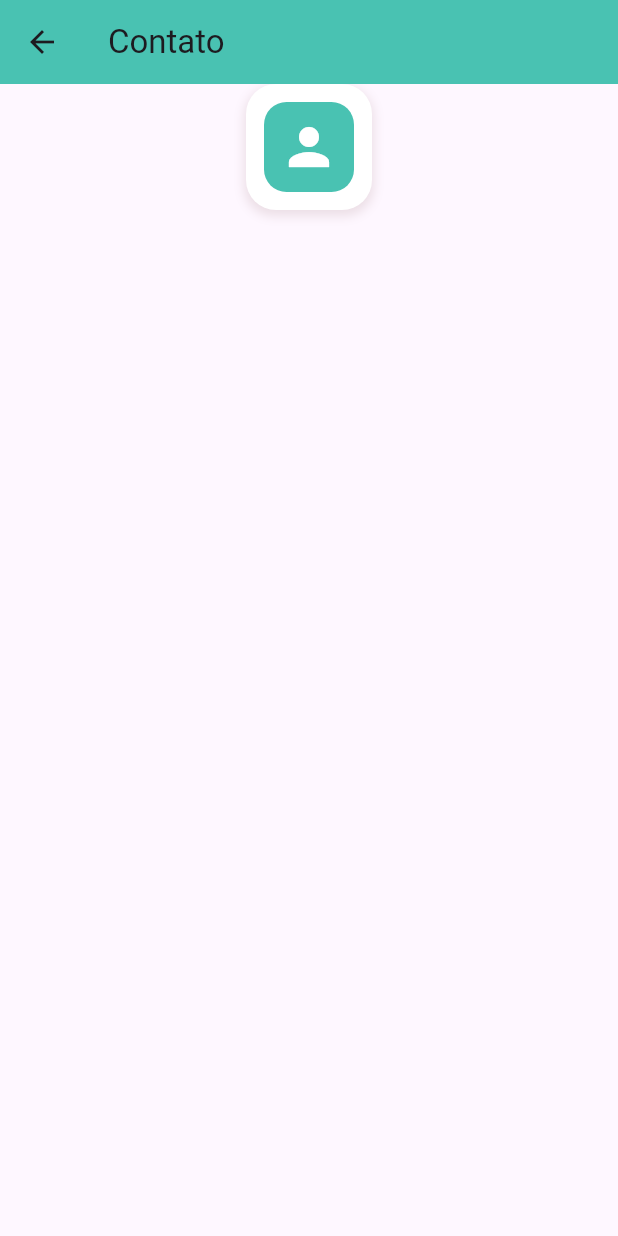
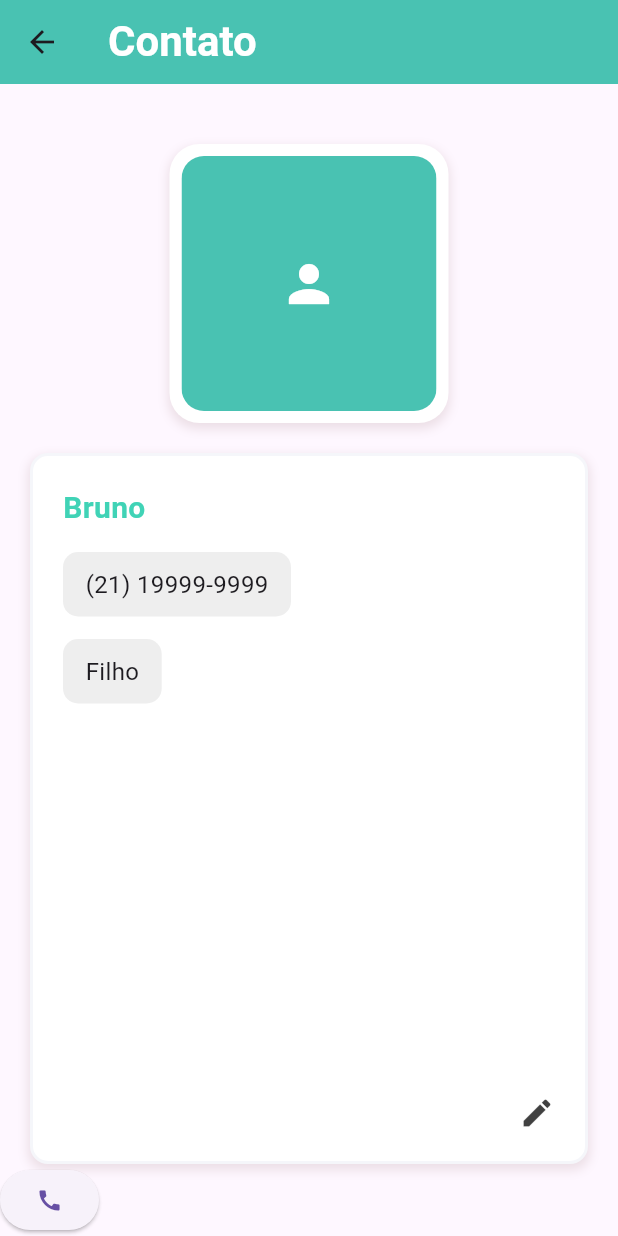
Before and after one commit to PEDROisaias/ProjetoFlutter, a Flutter app: the screen it shows after launch, after a tap on "Bruno", on a phone screen of 412 x 824 dp. Run offline on Flutter 3.47's test engine with Material 3 defaults, Android fonts, the phone set to English and light mode, and no system bars; network calls fail; Roboto replaces fonts that are missing (Montserrat, Quicksand).

Commit message:
adicionando botoes de acao na tela detalhes contato

```diff
--- a/aurelia_app/lib/data/model/Contato.dart
+++ b/aurelia_app/lib/data/model/Contato.dart
@@ -2,9 +2,10 @@
 class Contato {
   final String nome;
   final String relacao;
+  final String telefone;
   // A URL da imagem é opcional (`?` indica que pode ser nula).
   final String? urlImage;
 
 // Construtor da classe.
-  Contato({required this.nome, required this.relacao, this.urlImage});
+  Contato( {required this.telefone, required this.nome, required this.relacao, this.urlImage});
 }
--- a/aurelia_app/lib/ui/view/TelaContatos.dart
+++ b/aurelia_app/lib/ui/view/TelaContatos.dart
@@ -28,13 +28,14 @@ class TelaContatosState extends State<TelaContatos> {
 
     // Scaffold é a estrutura padrão da tela que já vem com alguns widgets
     // básicos como AppBar, FloatingActionButton, etc.
-    return Scaffold(
+    return SafeArea(
+      child: Scaffold(
         backgroundColor: const Color(0xFFF0F2F5), // Cor de fundo da tela.
 
         // Define que o corpo da tela será uma coluna vertical.
         body: Column(
           children: [
-          _buildHeader(), // Chama o método para construir o cabeçalho.
+            buildHeader(), // Chama o método para construir o cabeçalho.
             // O Expanded faz com que o ListView ocupe todo o espaço restante
             // na coluna, abaixo do cabeçalho.
             Expanded(
@@ -59,15 +60,16 @@ class TelaContatosState extends State<TelaContatos> {
           backgroundColor: const Color(0xFF49C2B2),
           child: const Icon(Icons.psychology, color: Colors.white),
         ),
+      ),
     );
   }
 
   // Widget para construir o cabeçalho.
-  Widget _buildHeader() {
+  Widget buildHeader() {
     // Adiciona preenchimento interno
     return Container(
       // Construção do cabeçalho. Define a cor de fundo e o raio dos cantos inferiores.
-      padding: const EdgeInsets.only(top: 50, bottom: 20, left: 20, right: 20),
+      padding: const EdgeInsets.only(top: 25, bottom: 20, left: 20, right: 20),
       decoration: const BoxDecoration(
         color: Color(0xFF49C2B2),
         borderRadius: BorderRadius.only(
--- a/aurelia_app/lib/ui/view/TelaDetalhesContato.dart
+++ b/aurelia_app/lib/ui/view/TelaDetalhesContato.dart
@@ -1,28 +1,78 @@
 // ignore: file_names
+import 'dart:collection';
+
 import 'package:aurelia_app/data/model/Contato.dart';
 import 'package:flutter/material.dart';
 
 // Este widget não tem estado mutável, então é um StatelessWidget.
 class Teladetalhescontato extends StatelessWidget {
-  // A propriedade `contato` é obrigatória para a construção deste widget.
+  // A propriedade `contato` é obrigatória, garantindo que a tela sempre
+  // receba um objeto Contato para exibir.
   final Contato contato;
 
   const Teladetalhescontato({super.key, required this.contato});
 
   @override
   Widget build(BuildContext context) {
+    // Scaffold fornece a estrutura visual básica da tela.
     return Scaffold(
       // AppBar é a barra de título na parte superior da tela.
       appBar: AppBar(
         title: Text('Contato'),
+         // Define a fonte, tamanho e peso do texto do título.
+        titleTextStyle: TextStyle(
+          fontFamily: 'Quicksand',
+          fontSize: 28,
+          fontWeight: FontWeight.bold,
+        ),
+        // Define a cor da barra de título.
         backgroundColor: const Color(0xFF49C2B2),
       ),
-      body: Row(
+
+       // O corpo da tela é uma coluna que organiza os widgets verticalmente.
+      // Toda essa parte é da foto do contato
+      body: Column(
         // Centraliza os widgets horizontalmente.
-        mainAxisAlignment: MainAxisAlignment.center,
+
+        crossAxisAlignment: CrossAxisAlignment.center,
         children: [
-          Container(
-            padding: const EdgeInsets.all(12),
+          // Chama o método para construir o widget que exibe a foto do contato.
+          _buildFotoContato(),
+          // Adiciona um espaço vertical de 20 pixels.
+          const SizedBox(height: 20),
+          // O Expanded faz com que o widget de informações ocupe todo o
+          // espaço vertical restante.
+          Expanded(child: _buildInfoContato()),
+
+          _buildBtnLigacao(),
+        ],
+      ),
+    );
+  }
+
+// Widget utilitário para criar um campo de informação formatado.
+  Widget _buildInfoField(String text) {
+    return Container(
+      // Adiciona preenchimento horizontal e vertical.
+      padding: const EdgeInsets.symmetric(horizontal: 15, vertical: 10),
+      // Adiciona uma cor de fundo cinza e bordas arredondadas.
+      decoration: BoxDecoration(
+        color: Colors.grey[200], // Cor de fundo cinza
+        borderRadius: BorderRadius.circular(10),
+      ),
+      // Exibe o texto com um estilo de fonte específico.
+      child: Text(text, style: TextStyle(fontSize: 16)),
+    );
+  }
+
+// Constrói a seção da foto do contato.
+  Widget _buildFotoContato() {
+    return Container(
+       // Adiciona uma margem superior para espaçamento.
+      margin: EdgeInsets.only(top: 40),
+      // Adiciona preenchimento interno.
+      padding: const EdgeInsets.all(8),
+      // Adiciona cor de fundo, bordas arredondadas e uma sombra.
       decoration: BoxDecoration(
         color: Colors.white,
         borderRadius: BorderRadius.circular(20),
@@ -42,25 +92,86 @@ class Teladetalhescontato extends StatelessWidget {
             // Se a URL da imagem não for nula, carrega a imagem da internet.
             ? Image.network(
                 contato.urlImage!,
-                      width: 60,
-                      height: 60,
+                width: 170,
+                height: 170,
                 fit: BoxFit.cover,
               )
             // Caso contrário, exibe um contêiner com um ícone de pessoa.
             : Container(
-                      width: 60,
-                      height: 60,
+                width: 170,
+                height: 170,
                 color: const Color(0xFF49C2B2),
-                      child: const Icon(
-                        Icons.person,
-                        color: Colors.white,
-                        size: 40,
+                child: const Icon(Icons.person, color: Colors.white, size: 40),
               ),
       ),
+    );
+  }
+
+// Constrói a seção de informações do contato.
+  Widget _buildInfoContato() {
+    return Container(
+         // Adiciona preenchimento interno e margem horizontal.
+      padding: const EdgeInsets.all(20),
+      margin: const EdgeInsets.symmetric(horizontal: 20),
+      // Adiciona uma cor de fundo, bordas, bordas arredondadas e uma sombra.
+      decoration: BoxDecoration(
+        color: Colors.white,
+        borderRadius: BorderRadius.circular(12),
+        border: Border.all(
+          color: const Color.fromRGBO(245, 246, 250, 1.0),
+          width: 2,
         ),
+        boxShadow: [
+          BoxShadow(
+            // ignore: deprecated_member_use
+            color: const Color.fromARGB(255, 73, 6, 6).withOpacity(0.1),
+            spreadRadius: 1,
+            blurRadius: 5,
+            offset: const Offset(0, 3),
+          ),
+        ],
+      ),
+      child: Column(
+        // Alinha os widgets da coluna ao início horizontalmente.
+        crossAxisAlignment: CrossAxisAlignment.start,
+        children: [
+          Text(
+            contato.nome,
+            // Estiliza o texto do nome do contato.
+            style: TextStyle(
+              color: const Color.fromRGBO(64, 211, 182, 1.0),
+              fontFamily: 'Montserrat',
+              fontWeight: FontWeight.bold,
+              fontSize: 20,
+            ),
+          ),
+          const SizedBox(height: 15),
+          // Exibe o campo de telefone do contato.
+          _buildInfoField(contato.telefone),
+          const SizedBox(height: 15),
+          // Exibe o campo de relação do contato.
+          _buildInfoField(contato.relacao),
+          // O Spacer ocupa o espaço restante, empurrando o ícone para baixo
+          const Spacer(),
+          // Alinha o ícone de edição para a direita.
+          Align(
+            alignment: Alignment.centerRight,
+            child: Icon(Icons.edit, color: Color.fromRGBO(18, 18, 18, 0.8)),
           ),
         ],
       ),
     );
   }
+
+  Widget _buildBtnLigacao() {
+    return Row(
+      children: [
+        ElevatedButton(style: ElevatedButton.styleFrom(textStyle: TextStyle(fontFamily: 'Quicksand', fontSize: 16, backgroundColor: Color.fromRGBO(144, 238, 144, 1.0))), onPressed: () {
+
+        },
+        child: const Icon(Icons.call),
+        ),
+      ],
+    );
   }
+}
--- a/aurelia_app/lib/ui/view_model/ContatosViewModel.dart
+++ b/aurelia_app/lib/ui/view_model/ContatosViewModel.dart
@@ -20,19 +20,19 @@ class ContatosViewModel extends ChangeNotifier {
   void carregarContatos() {
     // Popula a lista `_contatos` com dados de exemplo.
     _contatos = [
-      Contato(nome: 'Bruno', relacao: 'Filho'),
-      Contato(nome: 'Aurélia', relacao: 'Esposa'),
-      Contato(nome: 'Nome', relacao: 'Filho'),
-      Contato(nome: 'Nome', relacao: 'Filho'),
-      Contato(nome: 'Nome', relacao: 'Filho'),
-      Contato(nome: 'Nome', relacao: 'Filho'),
-      Contato(nome: 'Nome', relacao: 'Filho'),
-      Contato(nome: 'Nome', relacao: 'Filho'),
-      Contato(nome: 'Nome', relacao: 'Filho'),
-      Contato(nome: 'Nome', relacao: 'Filho'),
-      Contato(nome: 'Nome', relacao: 'Filho'),
-      Contato(nome: 'Nome', relacao: 'Filho'),
-      Contato(nome: 'Nome', relacao: 'Filho'),
+      Contato(nome: 'Bruno', relacao: 'Filho', telefone: '(21) 19999-9999'),
+      Contato(nome: 'Aurélia', relacao: 'Esposa', telefone: ''),
+      Contato(nome: 'Nome', relacao: 'Filho', telefone: ''),
+      Contato(nome: 'Nome', relacao: 'Filho', telefone: ''),
+      Contato(nome: 'Nome', relacao: 'Filho', telefone: ''),
+      Contato(nome: 'Nome', relacao: 'Filho', telefone: ''),
+      Contato(nome: 'Nome', relacao: 'Filho', telefone: ''),
+      Contato(nome: 'Nome', relacao: 'Filho', telefone: ''),
+      Contato(nome: 'Nome', relacao: 'Filho', telefone: ''),
+      Contato(nome: 'Nome', relacao: 'Filho', telefone: ''),
+      Contato(nome: 'Nome', relacao: 'Filho', telefone: ''),
+      Contato(nome: 'Nome', relacao: 'Filho', telefone: ''),
+      Contato(nome: 'Nome', relacao: 'Filho', telefone: ''),
     ];
     // Chama `notifyListeners()` para notificar todos os widgets que estão
     // usando este ViewModel que os dados foram atualizados,
```
Also changed, not shown: aurelia_app/lib/main.dart (line endings or trailing spaces). Lines whose indentation alone changed are shown as unchanged.
